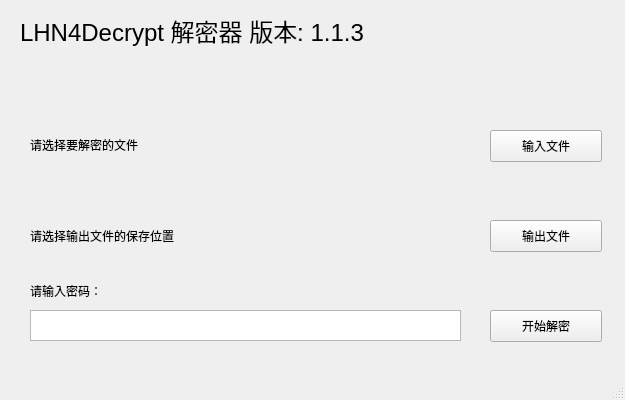
Before: the Qt Designer form LHN4Crypt-macOS/LHN4Decrypt/mainwindow.ui in vincenttsang/LHN4Crypt, drawn with Qt 5.
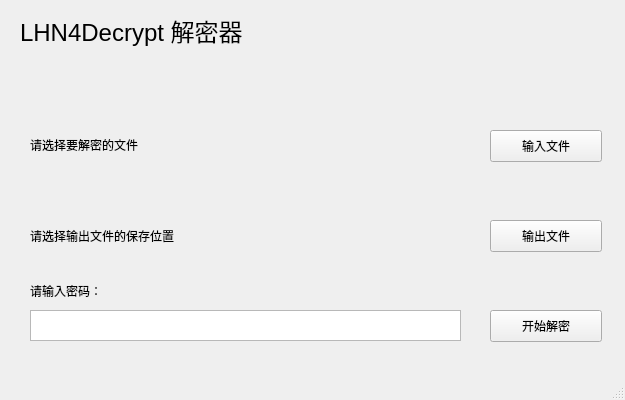
After: the same form once the commit is applied.

What changed in the file:
```diff
--- a/LHN4Crypt-macOS/LHN4Decrypt/mainwindow.ui
+++ b/LHN4Crypt-macOS/LHN4Decrypt/mainwindow.ui
@@ -117,7 +117,7 @@
      </font>
     </property>
     <property name="text">
-     <string>LHN4Decrypt 解密器 版本: 1.1.3</string>
+     <string>LHN4Decrypt 解密器</string>
     </property>
    </widget>
   </widget>
```
Left out of the diff: 2 changed lines with no effect on the pictures.
